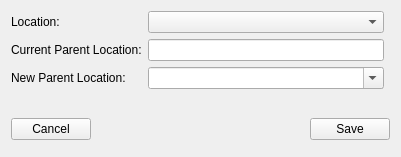
Qt form GUI/uiFiles/Modify.ui (aumanimationstudios/Grantha) before a commit.
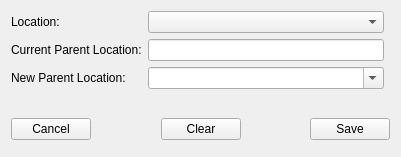
The same form after that commit.

```diff
--- a/GUI/uiFiles/Modify.ui
+++ b/GUI/uiFiles/Modify.ui
@@ -64,6 +64,26 @@
        </property>
       </widget>
      </item>
+     <item>
+      <spacer name="horizontalSpacer_5">
+       <property name="orientation">
+        <enum>Qt::Horizontal</enum>
+       </property>
+       <property name="sizeHint" stdset="0">
+        <size>
+         <width>58</width>
+         <height>33</height>
+        </size>
+       </property>
+      </spacer>
+     </item>
+     <item>
+      <widget class="QPushButton" name="clearButton">
+       <property name="text">
+        <string>Clear</string>
+       </property>
+      </widget>
+     </item>
      <item>
       <spacer name="horizontalSpacer_4">
        <property name="orientation">
```
